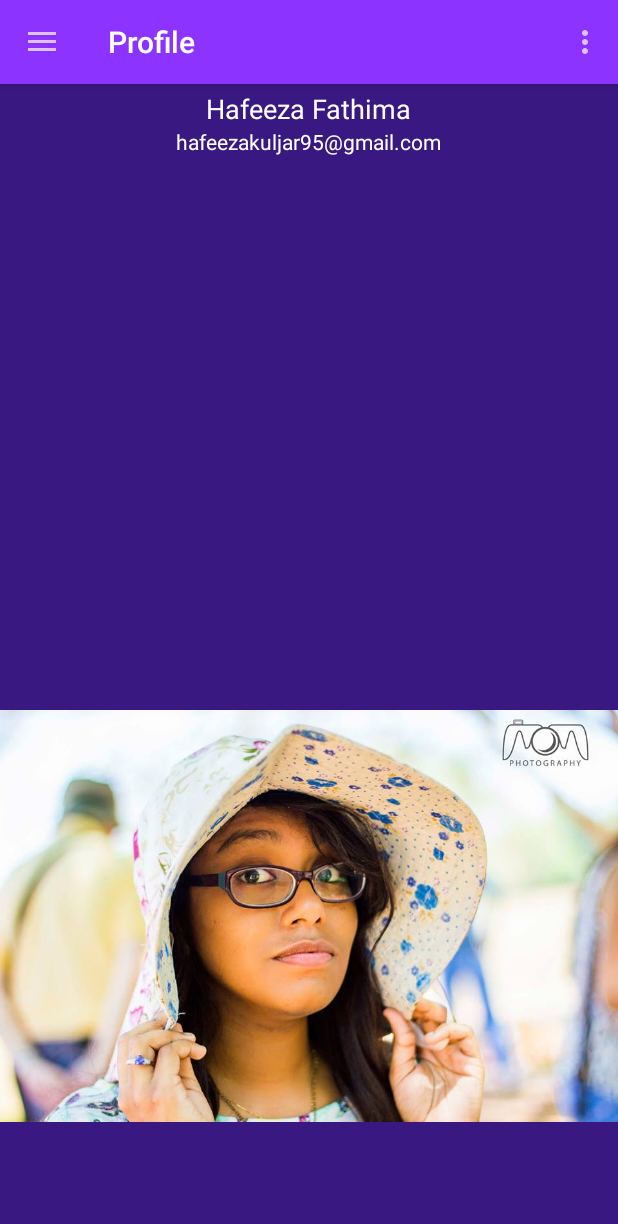
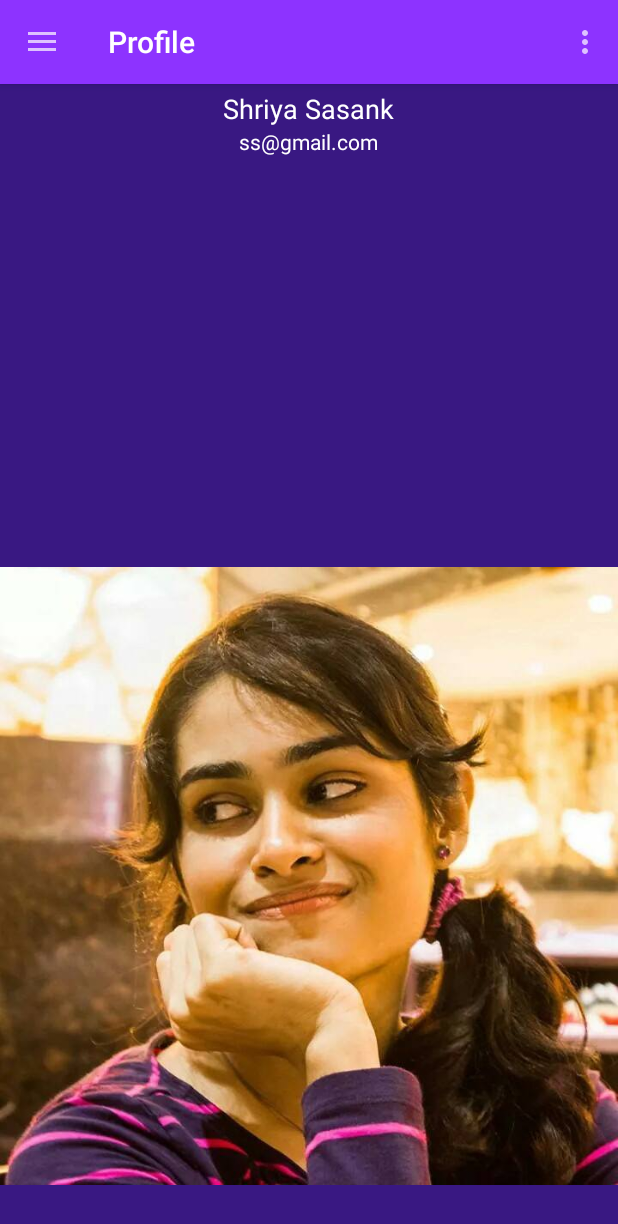
Before and after one commit to shriyaEsha/SecureKeep, an Android app: the Profile screen opened directly, with no data from a screen before it, on a phone screen of 412 x 824 dp. Shown: the top 1224 px of the screen. Run offline under Robolectric (Android 15) with nearby library versions, the phone set to English and light mode, and no system bars.

Commit message:
Last commit

```diff
--- a/app/src/main/AndroidManifest.xml
+++ b/app/src/main/AndroidManifest.xml
@@ -12,7 +12,7 @@
         android:theme="@style/AppTheme" >
 
         <activity
-            android:name=".loginDB" >
+            android:name=".loginDB"
             android:label="@string/app_name" >
             <intent-filter>
                 <action android:name="android.intent.action.MAIN" />
@@ -23,6 +23,7 @@
         <activity
             android:name=".MainActivity"
             android:label="@string/app_name" >
+
         </activity>
         <activity
             android:name=".Notes"
--- a/app/src/main/java/com/example/shriya/securekeep/MainActivity.java
+++ b/app/src/main/java/com/example/shriya/securekeep/MainActivity.java
@@ -23,8 +23,8 @@ public class MainActivity extends ActionBarActivity {
     //Similarly we Create a String Resource for the name and email in the header view
     //And we also create a int resource for profile picture in the header view
 
-    String NAME = "Hafeeza Fathima";
-    String EMAIL = "hafeezakuljar95@gmail.com";
+    String NAME = "Shriya Sasank";
+    String EMAIL = "ss@gmail.com";
     int PROFILE = R.drawable.me1;
 
     private Toolbar toolbar;                              // Declaring the Toolbar Object
--- a/app/src/main/java/com/example/shriya/securekeep/MyAdapter.java
+++ b/app/src/main/java/com/example/shriya/securekeep/MyAdapter.java
@@ -119,13 +119,7 @@ public class MyAdapter extends RecyclerView.Adapter<MyAdapter.ViewHolder> {
         email = Email;
         profile = Profile;                     //here we assign those passed values to the values we declared here
         //in adapter
-
-
-
     }
-
-
-
     //Below first we ovverride the method onCreateViewHolder which is called when the ViewHolder is
     //Created, In this method we inflate the item_row.xml layout if the viewType is Type_ITEM or else we inflate header.xml
     // if the viewType is TYPE_HEADER
--- a/app/src/main/java/com/example/shriya/securekeep/Notes.java
+++ b/app/src/main/java/com/example/shriya/securekeep/Notes.java
@@ -35,8 +35,8 @@ public class Notes extends ActionBarActivity {
     //Similarly we Create a String Resource for the name and email in the header view
     //And we also create a int resource for profile picture in the header view
 
-    String NAME = "Hafeeza Kuljar";
-    String EMAIL = "hafeezakuljar95@gmail.com";
+    String NAME = "Shriya Sasank";
+    String EMAIL = "ss@gmail.com";
     int PROFILE = R.drawable.me1;
 
     private Toolbar toolbar;                              // Declaring the Toolbar Object
--- a/app/src/main/java/com/example/shriya/securekeep/Profile.java
+++ b/app/src/main/java/com/example/shriya/securekeep/Profile.java
@@ -28,8 +28,8 @@ public class Profile extends ActionBarActivity {
     //Similarly we Create a String Resource for the name and email in the header view
     //And we also create a int resource for profile picture in the header view
 
-    String NAME = "Hafeeza Kuljar";
-    String EMAIL = "hafeezakuljar95@gmail.com";
+    String NAME = "Shriya Sasank";
+    String EMAIL = "ss@gmail.com";
     int PROFILE = R.drawable.me1;
 
     private Toolbar toolbar;                              // Declaring the Toolbar Object
--- a/app/src/main/java/com/example/shriya/securekeep/ViewNote.java
+++ b/app/src/main/java/com/example/shriya/securekeep/ViewNote.java
@@ -38,8 +38,8 @@ public class ViewNote extends ActionBarActivity {
     //Similarly we Create a String Resource for the name and email in the header view
     //And we also create a int resource for profile picture in the header view
 
-    String NAME = "Hafeeza Kuljar";
-    String EMAIL = "hafeezakuljar95@gmail.com";
+    String NAME = "Shriya Sasank";
+    String EMAIL = "ss@gmail.com";
     int PROFILE = R.drawable.me1;
 
     private Toolbar toolbar;                              // Declaring the Toolbar Object
--- a/app/src/main/java/com/example/shriya/securekeep/ViewNotes.java
+++ b/app/src/main/java/com/example/shriya/securekeep/ViewNotes.java
@@ -48,8 +48,8 @@ public class ViewNotes extends ActionBarActivity {
     //Similarly we Create a String Resource for the name and email in the header view
     //And we also create a int resource for profile picture in the header view
 
-    String NAME = "Hafeeza Kuljar";
-    String EMAIL = "hafeezakuljar95@gmail.com";
+    String NAME = "Shriya Sasank";
+    String EMAIL = "ss@gmail.com";
     int PROFILE = R.drawable.me1;
 
     private Toolbar toolbar;                              // Declaring the Toolbar Object
--- a/app/src/main/res/layout/header.xml
+++ b/app/src/main/res/layout/header.xml
@@ -22,7 +22,7 @@
             android:layout_height="wrap_content"
             android:layout_marginLeft="16dp"
             android:textColor="#fff"
-            android:text="Hafeeza Fathima"
+            android:text="Shriya Sasank"
             android:textSize="14sp"
             android:textStyle="bold"
 
@@ -35,7 +35,7 @@
             android:textColor="#fff"
             android:layout_marginLeft="16dp"
             android:layout_marginTop="5dp"
-            android:text="hafeezakuljar95@gmail.com"
+            android:text="ss@gmail.com"
             android:textSize="14sp"
             android:textStyle="normal"
             />
--- a/app/src/main/res/layout/profile.xml
+++ b/app/src/main/res/layout/profile.xml
@@ -23,7 +23,7 @@
         android:layout_width="wrap_content"
         android:layout_height="wrap_content"
         android:textAppearance="?android:attr/textAppearanceMedium"
-        android:text="Hafeeza Fathima"
+        android:text="Shriya Sasank"
         android:id="@+id/textView4"
         android:layout_gravity="center_horizontal"
         android:textColor="#ffffff"
@@ -46,7 +46,7 @@
         android:layout_width="wrap_content"
         android:layout_height="wrap_content"
         android:textAppearance="?android:attr/textAppearanceSmall"
-        android:text="hafeezakuljar95@gmail.com"
+        android:text="ss@gmail.com"
         android:id="@+id/textView5"
         android:layout_gravity="center_horizontal"
         android:textColor="#ffffff"
```
Also changed, not shown: app/src/main/res/drawable-hdpi/me1.jpg.
